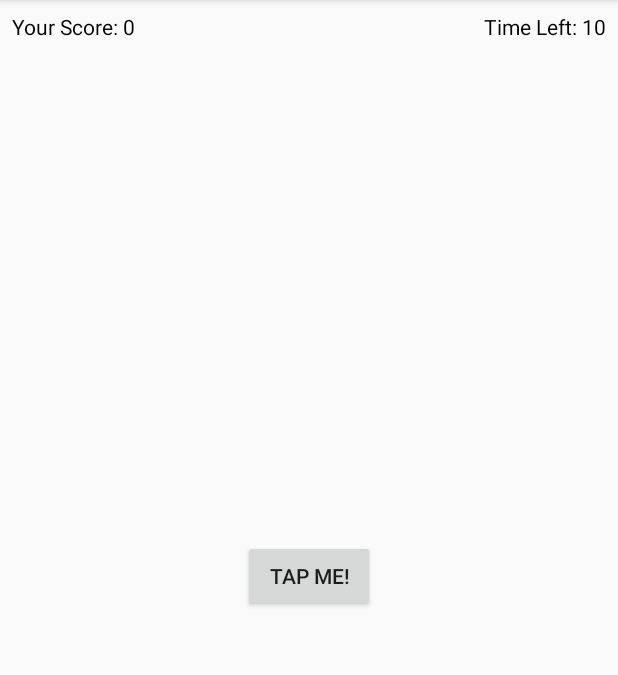
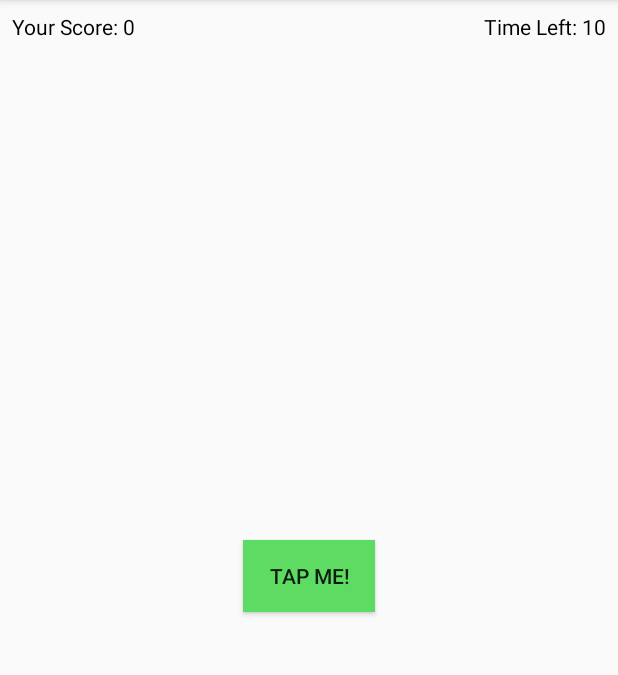
Before and after one commit to aflahtaqiu/time-fighter, an Android app: the screen it shows after launch (MainActivity), on a phone screen of 412 x 824 dp, the part 84-759 px from its top. Run offline under Robolectric (Android 15) with nearby library versions, the phone set to English and light mode, and no system bars.

Commit message:
challenge change color

```diff
--- a/app/src/main/res/layout/activity_main.xml
+++ b/app/src/main/res/layout/activity_main.xml
@@ -10,6 +10,7 @@
         android:id="@+id/btnTapMe"
         android:layout_width="wrap_content"
         android:layout_height="wrap_content"
+        android:background="@color/colorButton"
         android:text="@string/tapMe"
         app:layout_constraintBottom_toBottomOf="parent"
         app:layout_constraintEnd_toEndOf="parent"
--- a/app/src/main/res/values/colors.xml
+++ b/app/src/main/res/values/colors.xml
@@ -3,4 +3,5 @@
     <color name="colorPrimary">#6200EE</color>
     <color name="colorPrimaryDark">#3700B3</color>
     <color name="colorAccent">#03DAC5</color>
+    <color name="colorButton">#5EDB63</color>
 </resources>
```
